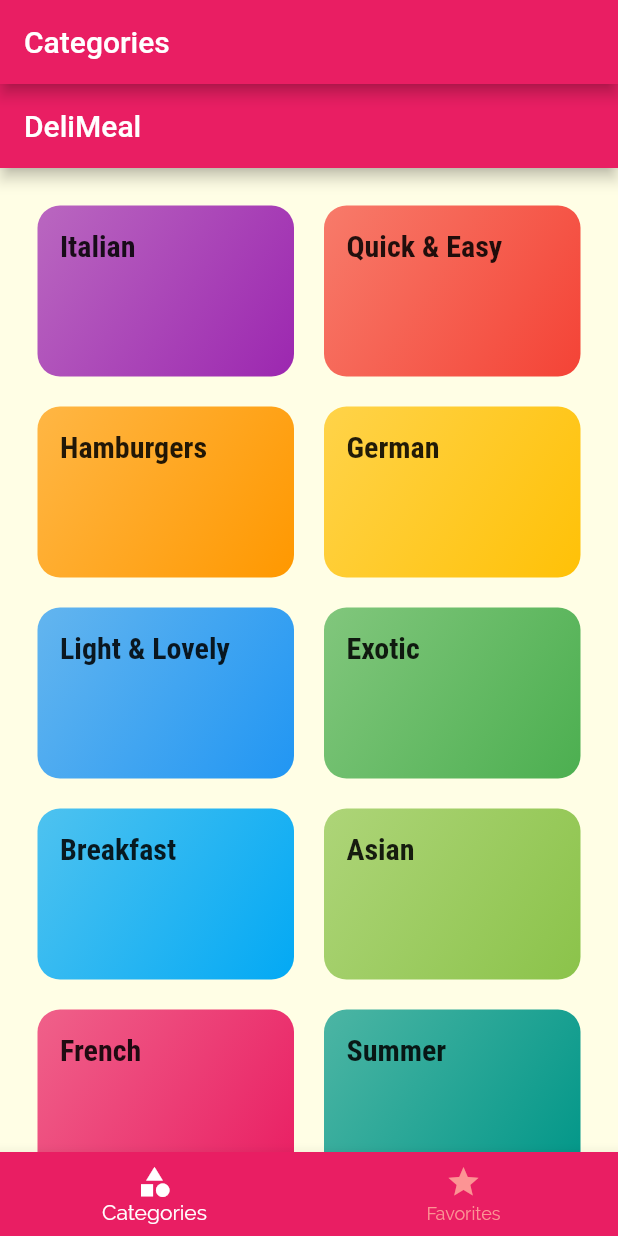
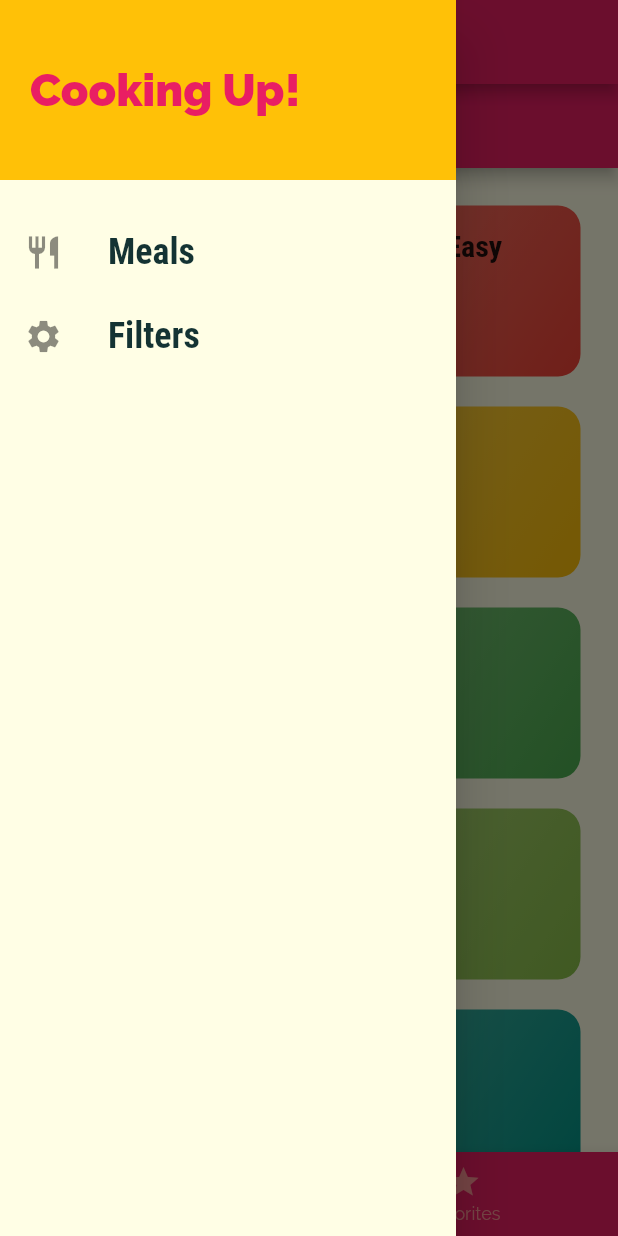
Before and after one commit to GrafSoul/meals-app-flutter, a Flutter app: the screen it shows after launch, with the side drawer open (before the commit the screen has no drawer), on a phone screen of 412 x 824 dp. Run offline on Flutter 3.47's test engine with Material 2 defaults, Android fonts, the phone set to English and light mode, and no system bars.

Commit message:
feat: Added MealDrawer widget.

```diff
--- a/lib/screens/tabs_screen.dart
+++ b/lib/screens/tabs_screen.dart
@@ -1,5 +1,6 @@
 import 'package:flutter/material.dart';
 
+import '../widgets/meal_drawer.dart';
 import './favorites_screen.dart';
 import './categories_screen.dart';
 
@@ -35,6 +36,7 @@ class _TabsScreenState extends State<TabsScreen> {
       appBar: AppBar(
         title: Text(_pages[_selectedPageIndex]['title']),
       ),
+      drawer: const MealDrawer(),
       body: _pages[_selectedPageIndex]['page'],
       bottomNavigationBar: BottomNavigationBar(
         onTap: _selectPage,
--- /dev/null
+++ b/lib/widgets/meal_drawer.dart
@@ -0,0 +1,54 @@
+import 'package:flutter/material.dart';
+
+class MealDrawer extends StatelessWidget {
+  const MealDrawer({Key? key}) : super(key: key);
+
+  Widget buildListTile(String title, IconData icon) {
+    return ListTile(
+      leading: Icon(
+        icon,
+        size: 26,
+      ),
+      title: Text(
+        title,
+        style: const TextStyle(
+          fontFamily: 'RobotoCondensed',
+          fontWeight: FontWeight.bold,
+          fontSize: 24,
+        ),
+      ),
+      onTap: () {
+        //...
+      },
+    );
+  }
+
+  @override
+  Widget build(BuildContext context) {
+    return Drawer(
+      child: Column(
+        children: <Widget>[
+          Container(
+            height: 120,
+            width: double.infinity,
+            padding: const EdgeInsets.all(20),
+            alignment: Alignment.centerLeft,
+            color: Theme.of(context).secondaryHeaderColor,
+            child: Text(
+              'Cooking Up!',
+              style: TextStyle(
+                  fontWeight: FontWeight.w900,
+                  fontSize: 30,
+                  color: Theme.of(context).primaryColor),
+            ),
+          ),
+          const SizedBox(
+            height: 20,
+          ),
+          buildListTile('Meals', Icons.restaurant),
+          buildListTile('Filters', Icons.settings),
+        ],
+      ),
+    );
+  }
+}
```
